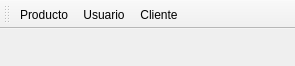
First picture: the form in mainwindow.ui, repository benArambide/ProyFinal-IS2, before the edit.
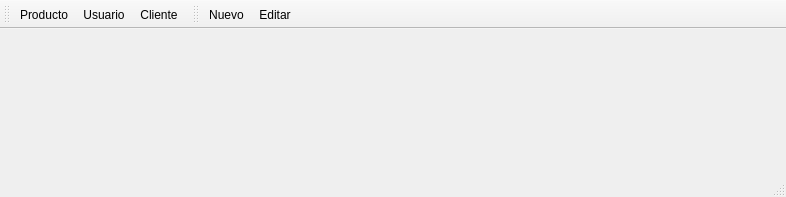
Second picture: the form after the edit. Icons and pictures are not drawn.

Commit message:
Nuevo ToolBar al MainWindow
Los botones Nuevo, Editar y otros que sean comunes a la mayoria de las
interfaces se han colocado en otro toolbar para no estar creandolos en
cada interfaz y tener mas espacio en la parte de los datos.

The edit to the form file:
```diff
--- a/mainwindow.ui
+++ b/mainwindow.ui
@@ -6,8 +6,8 @@
    <rect>
     <x>0</x>
     <y>0</y>
-    <width>295</width>
-    <height>66</height>
+    <width>786</width>
+    <height>197</height>
    </rect>
   </property>
   <property name="windowTitle">
@@ -41,12 +41,39 @@
     <enum>TopToolBarArea</enum>
    </attribute>
    <attribute name="toolBarBreak">
-    <bool>false</bool>
+    <bool>true</bool>
    </attribute>
    <addaction name="actionProducto"/>
    <addaction name="actionUsuario"/>
    <addaction name="actionCliente"/>
   </widget>
+  <widget class="QStatusBar" name="statusBar">
+   <property name="cursor">
+    <cursorShape>IBeamCursor</cursorShape>
+   </property>
+  </widget>
+  <widget class="QToolBar" name="toolBar">
+   <property name="windowTitle">
+    <string>toolBar</string>
+   </property>
+   <property name="iconSize">
+    <size>
+     <width>40</width>
+     <height>40</height>
+    </size>
+   </property>
+   <property name="toolButtonStyle">
+    <enum>Qt::ToolButtonTextBesideIcon</enum>
+   </property>
+   <attribute name="toolBarArea">
+    <enum>TopToolBarArea</enum>
+   </attribute>
+   <attribute name="toolBarBreak">
+    <bool>false</bool>
+   </attribute>
+   <addaction name="actionNuevo"/>
+   <addaction name="actionEditar"/>
+  </widget>
   <action name="actionProducto">
    <property name="icon">
     <iconset resource="Icons/Icons.qrc">
@@ -83,6 +110,36 @@
     <string>Ctrl+L</string>
    </property>
   </action>
+  <action name="actionEditar">
+   <property name="icon">
+    <iconset resource="Icons/Icons.qrc">
+     <normaloff>:/Icons/1348112116_file_edit.png</normaloff>:/Icons/1348112116_file_edit.png</iconset>
+   </property>
+   <property name="text">
+    <string>Editar</string>
+   </property>
+   <property name="toolTip">
+    <string>Editar registro actual</string>
+   </property>
+   <property name="shortcut">
+    <string>Ctrl+E</string>
+   </property>
+  </action>
+  <action name="actionNuevo">
+   <property name="icon">
+    <iconset resource="Icons/Icons.qrc">
+     <normaloff>:/Icons/1348112114_notification_add.png</normaloff>:/Icons/1348112114_notification_add.png</iconset>
+   </property>
+   <property name="text">
+    <string>Nuevo</string>
+   </property>
+   <property name="toolTip">
+    <string>Nuevo Registro</string>
+   </property>
+   <property name="shortcut">
+    <string>Ctrl+N</string>
+   </property>
+  </action>
  </widget>
  <layoutdefault spacing="6" margin="11"/>
  <resources>
```
Left out of the diff: 5 changed lines with no effect on the pictures. The commit also changes 19 other files.
